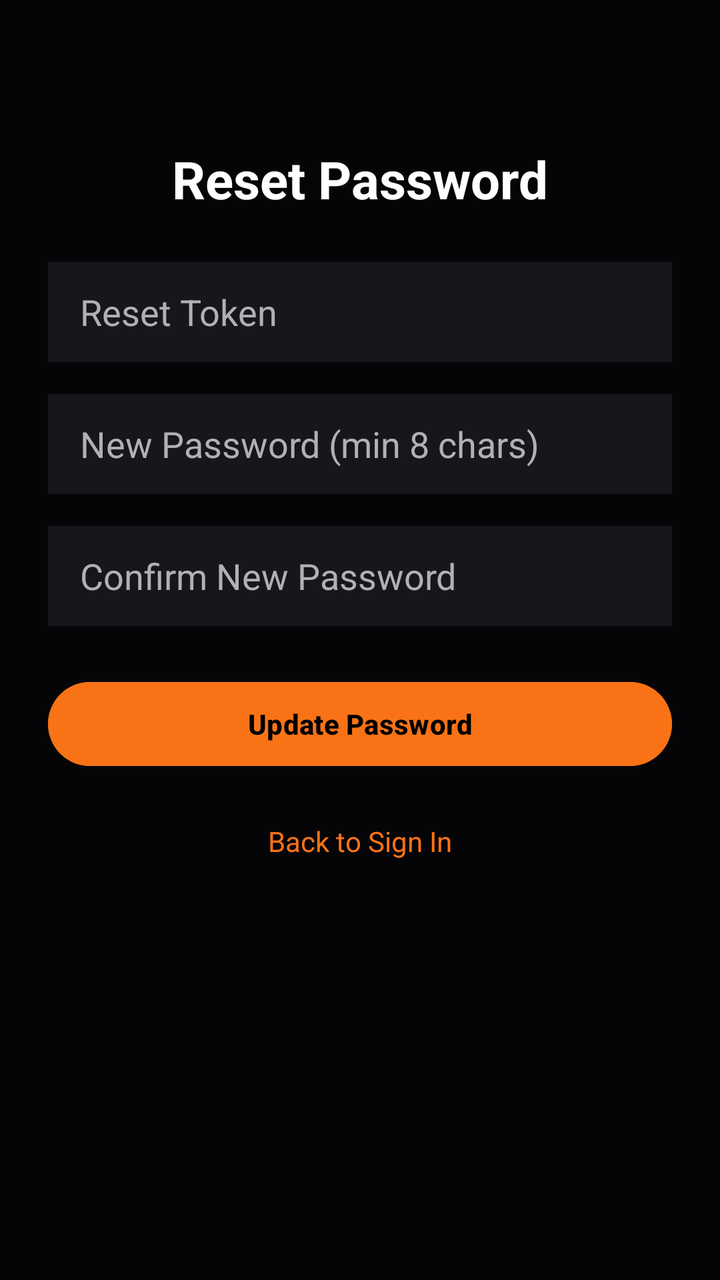
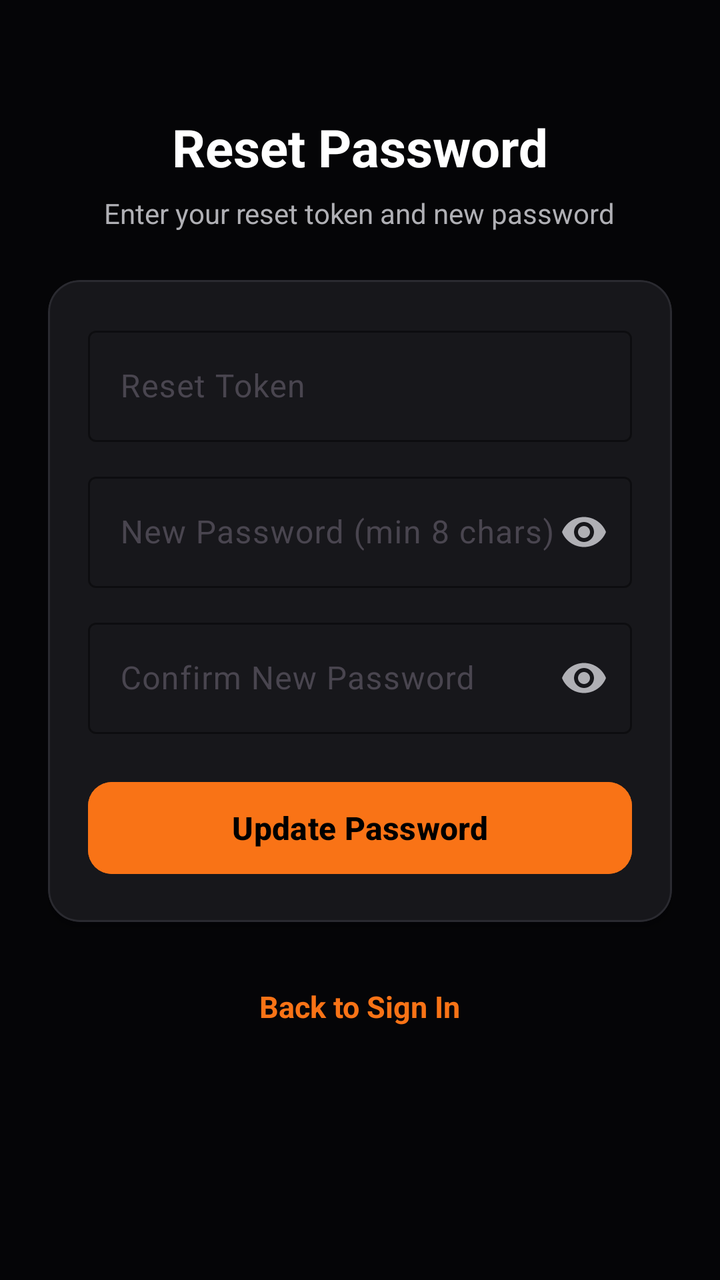

Compare the two renders of this Android layout. The source of the first and the diff that turns it into the second are given below.
<!-- AndroidManifest.xml: application theme Theme.SportSpot -->
<!-- res/layout/activity_reset_password.xml -->
<?xml version="1.0" encoding="utf-8"?>
<LinearLayout xmlns:android="http://schemas.android.com/apk/res/android"
    android:layout_width="match_parent"
    android:layout_height="match_parent"
    android:background="@color/bg_dark"
    android:orientation="vertical"
    android:padding="24dp"
    android:gravity="center_horizontal">

    <TextView
        android:layout_width="wrap_content"
        android:layout_height="wrap_content"
        android:text="Reset Password"
        android:textColor="@color/white"
        android:textSize="26sp"
        android:textStyle="bold"
        android:layout_marginTop="48dp" />

    <EditText
        android:id="@+id/etResetToken"
        android:layout_width="match_parent"
        android:layout_height="50dp"
        android:layout_marginTop="24dp"
        android:background="@color/card_bg"
        android:hint="Reset Token"
        android:textColorHint="@color/text_secondary"
        android:textColor="@color/white"
        android:paddingHorizontal="16dp" />

    <EditText
        android:id="@+id/etNewPassword"
        android:layout_width="match_parent"
        android:layout_height="50dp"
        android:layout_marginTop="16dp"
        android:background="@color/card_bg"
        android:hint="New Password (min 8 chars)"
        android:textColorHint="@color/text_secondary"
        android:textColor="@color/white"
        android:inputType="textPassword"
        android:paddingHorizontal="16dp" />

    <EditText
        android:id="@+id/etConfirmPassword"
        android:layout_width="match_parent"
        android:layout_height="50dp"
        android:layout_marginTop="16dp"
        android:background="@color/card_bg"
        android:hint="Confirm New Password"
        android:textColorHint="@color/text_secondary"
        android:textColor="@color/white"
        android:inputType="textPassword"
        android:paddingHorizontal="16dp" />

    <Button
        android:id="@+id/btnResetPassword"
        android:layout_width="match_parent"
        android:layout_height="50dp"
        android:layout_marginTop="24dp"
        android:backgroundTint="@color/orange_primary"
        android:text="Update Password"
        android:textColor="@color/black"
        android:textStyle="bold" />

    <ProgressBar
        android:id="@+id/progressBar"
        android:layout_width="wrap_content"
        android:layout_height="wrap_content"
        android:layout_marginTop="16dp"
        android:visibility="gone" />

    <TextView
        android:id="@+id/tvBackToLogin"
        android:layout_width="wrap_content"
        android:layout_height="wrap_content"
        android:layout_marginTop="24dp"
        android:text="Back to Sign In"
        android:textColor="@color/orange_primary" />

</LinearLayout>
<!-- resources referenced by this layout -->
<resources>
  <color name="bg_dark">#050507</color>
  <color name="black">#FF000000</color>
  <color name="card_bg">#17171B</color>
  <color name="orange_primary">#F97316</color>
  <color name="text_secondary">#B0B0B5</color>
  <color name="white">#FFFFFFFF</color>
  <style name="Theme.SportSpot" parent="Base.Theme.SportSpot" />
  <style name="Base.Theme.SportSpot" parent="Theme.Material3.DayNight.NoActionBar">
          
          
      </style>
</resources>

<!-- the commit's change to res/layout/activity_reset_password.xml (unified diff, before → after) -->
@@ -1,79 +1,139 @@
 <?xml version="1.0" encoding="utf-8"?>
-<LinearLayout xmlns:android="http://schemas.android.com/apk/res/android"
+<ScrollView xmlns:android="http://schemas.android.com/apk/res/android"
+    xmlns:app="http://schemas.android.com/apk/res-auto"
     android:layout_width="match_parent"
     android:layout_height="match_parent"
     android:background="@color/bg_dark"
-    android:orientation="vertical"
-    android:padding="24dp"
-    android:gravity="center_horizontal">
+    android:fillViewport="true">
 
-    <TextView
-        android:layout_width="wrap_content"
+    <LinearLayout
+        android:layout_width="match_parent"
         android:layout_height="wrap_content"
-        android:text="Reset Password"
-        android:textColor="@color/white"
-        android:textSize="26sp"
-        android:textStyle="bold"
-        android:layout_marginTop="48dp" />
+        android:orientation="vertical"
+        android:padding="24dp"
+        android:gravity="center_horizontal">
 
-    <EditText
-        android:id="@+id/etResetToken"
-        android:layout_width="match_parent"
-        android:layout_height="50dp"
-        android:layout_marginTop="24dp"
-        android:background="@color/card_bg"
-        android:hint="Reset Token"
-        android:textColorHint="@color/text_secondary"
-        android:textColor="@color/white"
-        android:paddingHorizontal="16dp" />
+        <TextView
+            android:layout_width="wrap_content"
+            android:layout_height="wrap_content"
+            android:text="Reset Password"
+            android:textColor="@color/white"
+            android:textSize="26sp"
+            android:textStyle="bold"
+            android:layout_marginTop="32dp" />
 
-    <EditText
-        android:id="@+id/etNewPassword"
-        android:layout_width="match_parent"
-        android:layout_height="50dp"
-        android:layout_marginTop="16dp"
-        android:background="@color/card_bg"
-        android:hint="New Password (min 8 chars)"
-        android:textColorHint="@color/text_secondary"
-        android:textColor="@color/white"
-        android:inputType="textPassword"
-        android:paddingHorizontal="16dp" />
+        <TextView
+            android:layout_width="wrap_content"
+            android:layout_height="wrap_content"
+            android:text="Enter your reset token and new password"
+            android:textColor="@color/text_secondary"
+            android:textSize="14sp"
+            android:layout_marginTop="6dp" />
 
-    <EditText
-        android:id="@+id/etConfirmPassword"
-        android:layout_width="match_parent"
-        android:layout_height="50dp"
-        android:layout_marginTop="16dp"
-        android:background="@color/card_bg"
-        android:hint="Confirm New Password"
-        android:textColorHint="@color/text_secondary"
-        android:textColor="@color/white"
-        android:inputType="textPassword"
-        android:paddingHorizontal="16dp" />
+        <com.google.android.material.card.MaterialCardView
+            android:layout_width="match_parent"
+            android:layout_height="wrap_content"
+            android:layout_marginTop="24dp"
+            app:cardBackgroundColor="@color/card_bg"
+            app:cardCornerRadius="16dp"
+            app:cardElevation="4dp"
+            app:strokeColor="#2A2A30"
+            app:strokeWidth="1dp">
 
-    <Button
-        android:id="@+id/btnResetPassword"
-        android:layout_width="match_parent"
-        android:layout_height="50dp"
-        android:layout_marginTop="24dp"
-        android:backgroundTint="@color/orange_primary"
-        android:text="Update Password"
-        android:textColor="@color/black"
-        android:textStyle="bold" />
+            <LinearLayout
+                android:layout_width="match_parent"
+                android:layout_height="wrap_content"
+                android:orientation="vertical"
+                android:padding="20dp">
 
-    <ProgressBar
-        android:id="@+id/progressBar"
-        android:layout_width="wrap_content"
-        android:layout_height="wrap_content"
-        android:layout_marginTop="16dp"
-        android:visibility="gone" />
+                <com.google.android.material.textfield.TextInputLayout
+                    android:layout_width="match_parent"
+                    android:layout_height="wrap_content"
+                    android:hint="Reset Token"
+                    app:hintTextColor="@color/orange_primary"
+                    app:boxStrokeColor="@color/orange_primary"
+                    style="@style/Widget.Material3.TextInputLayout.OutlinedBox">
 
-    <TextView
-        android:id="@+id/tvBackToLogin"
-        android:layout_width="wrap_content"
-        android:layout_height="wrap_content"
-        android:layout_marginTop="24dp"
-        android:text="Back to Sign In"
-        android:textColor="@color/orange_primary" />
+                    <com.google.android.material.textfield.TextInputEditText
+                        android:id="@+id/etResetToken"
+                        android:layout_width="match_parent"
+                        android:layout_height="wrap_content"
+                        android:textColor="@color/white"
+                        android:inputType="text" />
+                </com.google.android.material.textfield.TextInputLayout>
 
-</LinearLayout>
+                <com.google.android.material.textfield.TextInputLayout
+                    android:layout_width="match_parent"
+                    android:layout_height="wrap_content"
+                    android:layout_marginTop="12dp"
+                    android:hint="New Password (min 8 chars)"
+                    app:hintTextColor="@color/orange_primary"
+                    app:boxStrokeColor="@color/orange_primary"
+                    app:endIconMode="password_toggle"
+                    app:endIconTint="@color/text_secondary"
+                    style="@style/Widget.Material3.TextInputLayout.OutlinedBox">
+
+                    <com.google.android.material.textfield.TextInputEditText
+                        android:id="@+id/etNewPassword"
+                        android:layout_width="match_parent"
+                        android:layout_height="wrap_content"
+                        android:textColor="@color/white"
+                        android:inputType="textPassword" />
+                </com.google.android.material.textfield.TextInputLayout>
+
+                <com.google.android.material.textfield.TextInputLayout
+                    android:layout_width="match_parent"
+                    android:layout_height="wrap_content"
+                    android:layout_marginTop="12dp"
+                    android:hint="Confirm New Password"
+                    app:hintTextColor="@color/orange_primary"
+                    app:boxStrokeColor="@color/orange_primary"
+                    app:endIconMode="password_toggle"
+                    app:endIconTint="@color/text_secondary"
+                    style="@style/Widget.Material3.TextInputLayout.OutlinedBox">
+
+                    <com.google.android.material.textfield.TextInputEditText
+                        android:id="@+id/etConfirmPassword"
+                        android:layout_width="match_parent"
+                        android:layout_height="wrap_content"
+                        android:textColor="@color/white"
+                        android:inputType="textPassword" />
+                </com.google.android.material.textfield.TextInputLayout>
+
+                <com.google.android.material.button.MaterialButton
+                    android:id="@+id/btnResetPassword"
+                    android:layout_width="match_parent"
+                    android:layout_height="54dp"
+                    android:layout_marginTop="20dp"
+                    android:backgroundTint="@color/orange_primary"
+                    android:text="Update Password"
+                    android:textColor="@color/black"
+                    android:textSize="16sp"
+                    android:textStyle="bold"
+                    app:cornerRadius="12dp" />
+
+                <ProgressBar
+                    android:id="@+id/progressBar"
+                    android:layout_width="wrap_content"
+                    android:layout_height="wrap_content"
+                    android:layout_gravity="center_horizontal"
+                    android:layout_marginTop="16dp"
+                    android:indeterminateTint="@color/orange_primary"
+                    android:visibility="gone" />
+
+            </LinearLayout>
+        </com.google.android.material.card.MaterialCardView>
+
+        <TextView
+            android:id="@+id/tvBackToLogin"
+            android:layout_width="wrap_content"
+            android:layout_height="wrap_content"
+            android:layout_marginTop="32dp"
+            android:layout_marginBottom="24dp"
+            android:text="Back to Sign In"
+            android:textColor="@color/orange_primary"
+            android:textSize="15sp"
+            android:textStyle="bold" />
+
+    </LinearLayout>
+</ScrollView>
